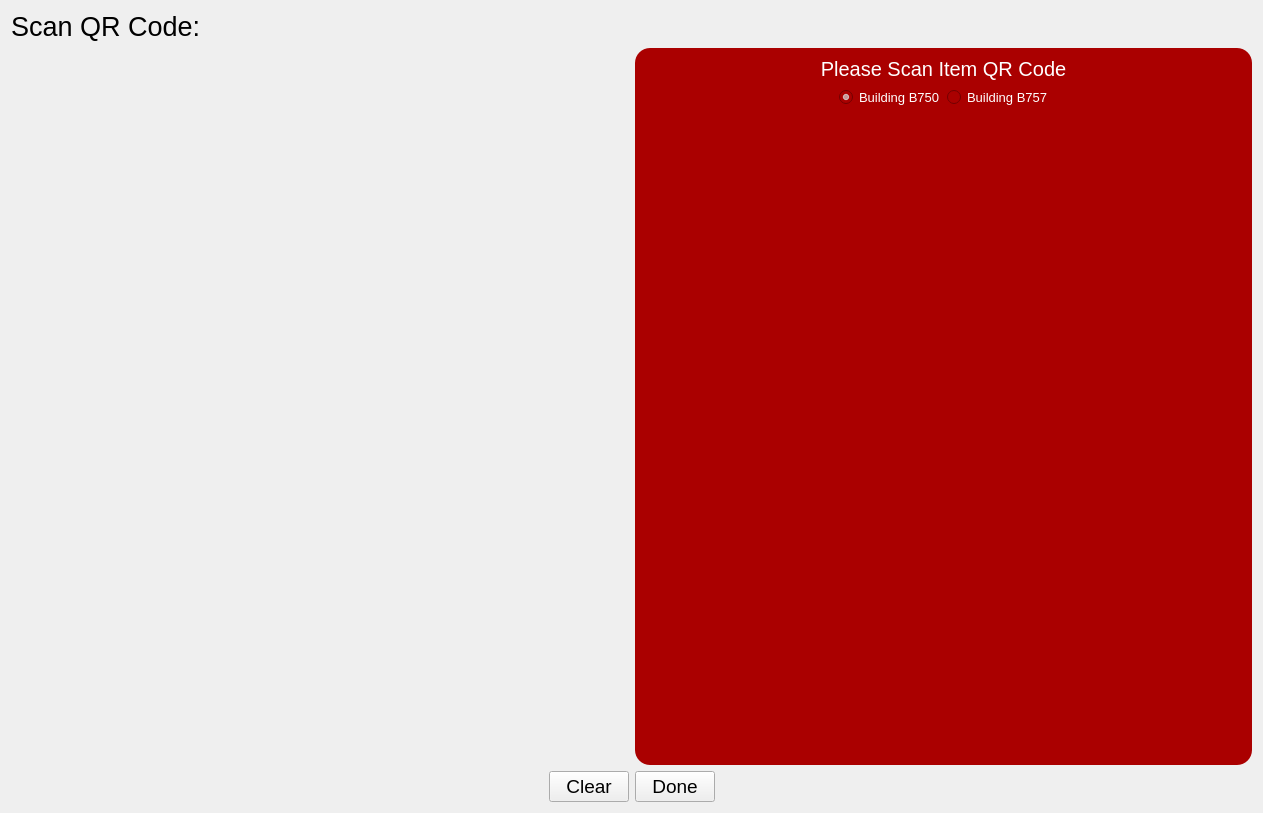
First picture: the form in ui/scanner.ui, repository pcdshub/stock-management, before the edit.
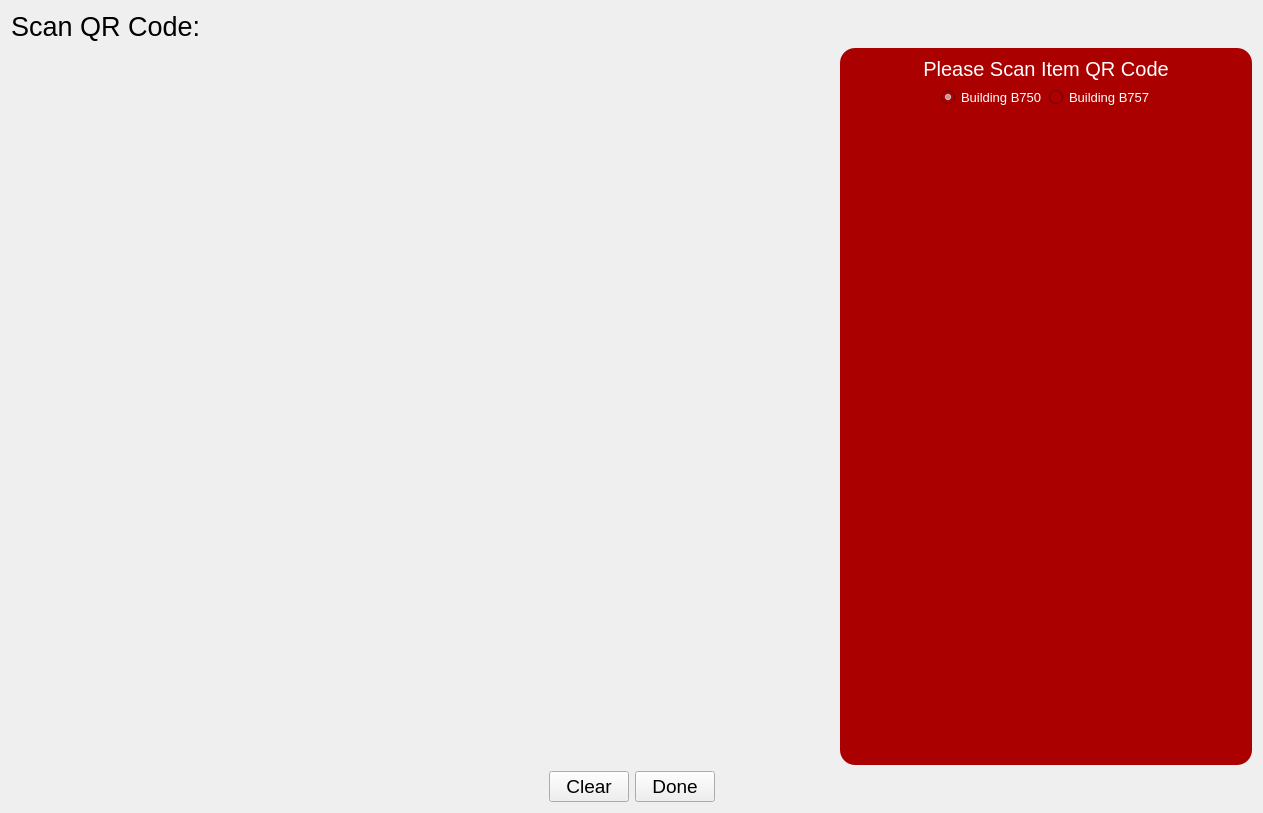
Second picture: the form after the edit. Icons and pictures are not drawn.

Commit message:
Auto reformatting of .ui icons
- When saving .ui files, the icon sections of the code get reduced. Went through all files and saved to reduce line count

Diff of the .ui file:
```diff
--- a/ui/scanner.ui
+++ b/ui/scanner.ui
@@ -33,7 +33,7 @@
     </widget>
    </item>
    <item>
-    <layout class="QHBoxLayout" name="horizontalLayout" stretch="1,1">
+    <layout class="QHBoxLayout" name="horizontalLayout" stretch="2,1">
      <item>
       <widget class="QLabel" name="video_lbl">
        <property name="text">
```
The commit also changes 5 other files.
